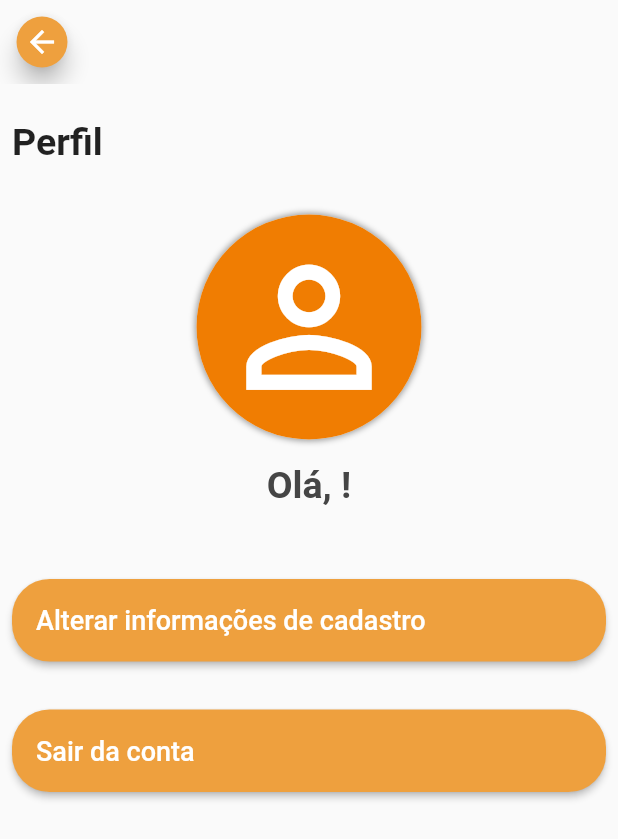
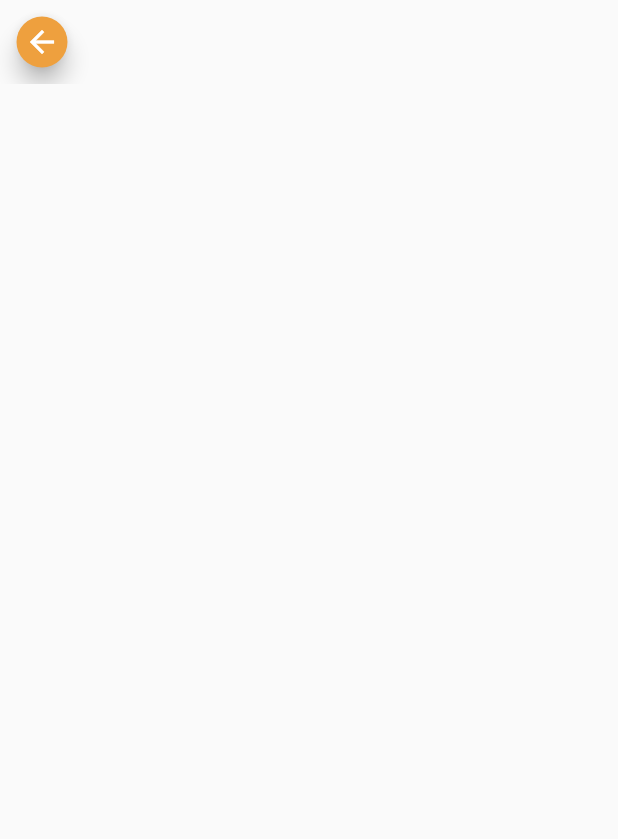
Before and after one commit to gustavocnp95/app-caldo-cana-campeao, a Flutter app: the MenuPage screen opened by its route, after a tap on "Alterar informações de cadastro", on a phone screen of 412 x 824 dp. Shown: the top 839 px of the screen. Run offline on Flutter 3.47's test engine with Material 2 defaults, Android fonts, the phone set to English and light mode, and no system bars; our stand-ins replace fluttertoast, shared_preferences; accounts and stored records are empty; generated files the repository leaves out were written again.

Commit message:
inicia implementação da tela de edicao de cadastro

```diff
--- a/lib/caldo_cana_campeao_app.dart
+++ b/lib/caldo_cana_campeao_app.dart
@@ -2,6 +2,7 @@ import 'package:caldo_cana_campeao/commons/sharedpreferences/campeao_shared_pref
 import 'package:caldo_cana_campeao/login/login_page.dart';
 import 'package:caldo_cana_campeao/login/login_page_view_model.dart';
 import 'package:caldo_cana_campeao/home/home_page.dart';
+import 'package:caldo_cana_campeao/user/infos/user_visualization_edition_page.dart';
 import 'package:caldo_cana_campeao/user/menu/menu_page.dart';
 import 'package:flutter/material.dart';
 import 'package:provider/provider.dart';
@@ -22,7 +23,8 @@ class CaldoCanaCampeaoApp extends StatelessWidget {
           routes: <String, WidgetBuilder>{
             '/login': (BuildContext context) => LoginPage(),
             '/home': (BuildContext context) => HomePage(),
-            '/user-menu': (BuildContext context) => MenuPage()
+            '/user/menu': (BuildContext context) => MenuPage(),
+            '/user/infos': (BuildContext context) => UserVisualizationEditionPage()
           },
         ));
   }
--- /dev/null
+++ b/lib/user/infos/user_visualization_edition_page.dart
@@ -0,0 +1,17 @@
+import 'package:caldo_cana_campeao/custom_widgets/campeao_app_bar.dart';
+import 'package:flutter/material.dart';
+
+class UserVisualizationEditionPage extends StatefulWidget {
+  @override
+  State<StatefulWidget> createState() => _UserVisualizationEditionPageState();
+}
+
+class _UserVisualizationEditionPageState
+    extends State<UserVisualizationEditionPage> {
+  @override
+  Widget build(BuildContext context) {
+    return Scaffold(
+        appBar: CampeaoAppBar(),
+    );
+  }
+}
--- a/lib/user/menu/menu_page.dart
+++ b/lib/user/menu/menu_page.dart
@@ -1,5 +1,6 @@
 import 'package:caldo_cana_campeao/custom_widgets/campeao_app_bar.dart';
 import 'package:caldo_cana_campeao/login/login_page.dart';
+import 'package:caldo_cana_campeao/user/infos/user_visualization_edition_page.dart';
 import 'package:flutter/material.dart';
 import 'package:flutter/rendering.dart';
 
@@ -73,7 +74,13 @@ class MenuPage extends StatelessWidget {
   ListView _createOptions(BuildContext context) {
     List<Widget> options = <Widget>[];
     options.add(
-      _createOption("Alterar informações de cadastro", () {}),
+      _createOption("Alterar informações de cadastro", () {
+        Navigator.push(
+          context,
+          MaterialPageRoute(
+              builder: (context) => UserVisualizationEditionPage()),
+        );
+      }),
     );
     if (CampeaoSharedPreferences.getUserIsAdmin() ?? false) {
       options.add(
```
